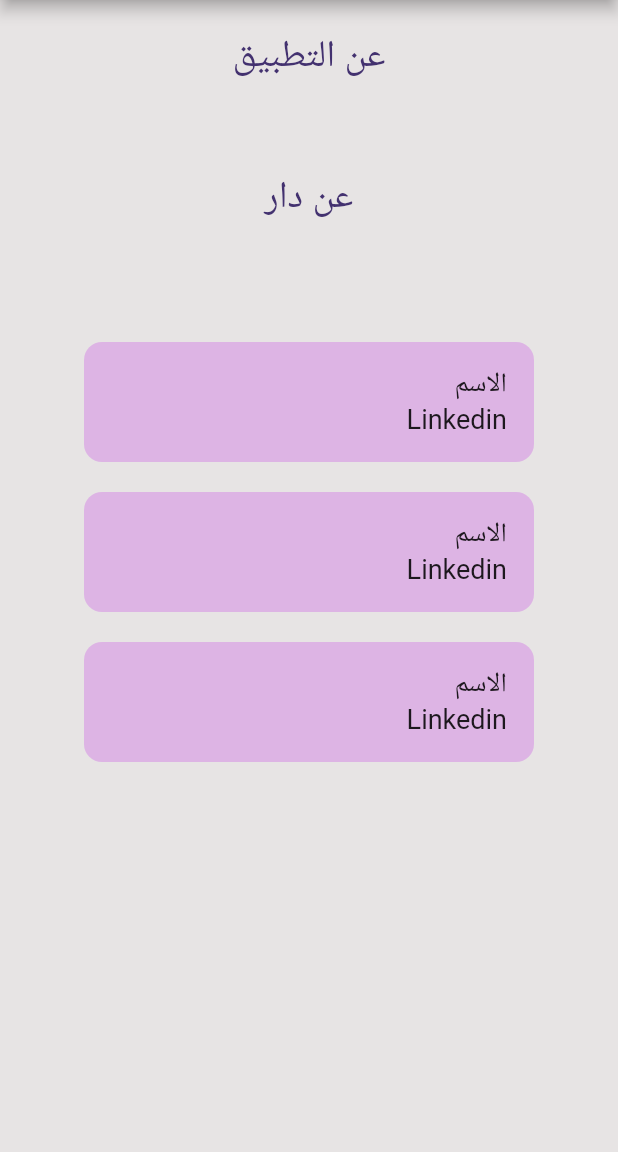
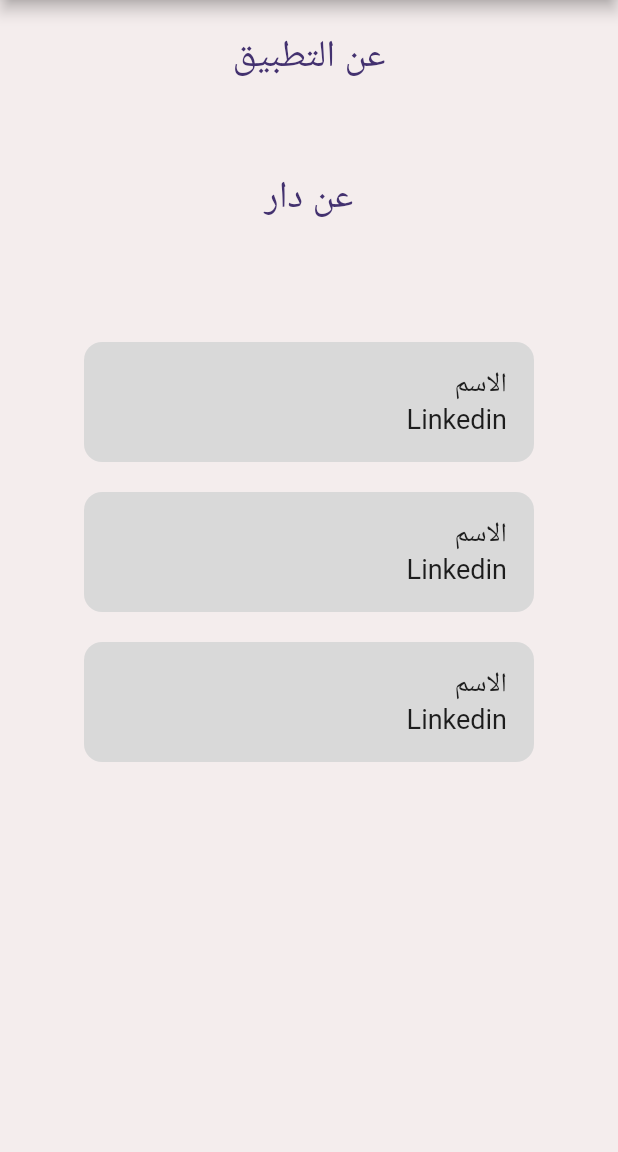
Before and after one commit to mayaalqurshi/dar-app, a Flutter app: the HomePage screen opened directly, after a tap on the "menu" icon, after a tap on "نبذة عننا", on a phone screen of 412 x 824 dp, the part 84-1236 px from its top. Run offline on Flutter 3.47's test engine with Material 2 defaults, Android fonts, the phone set to English and light mode, and no system bars; our stand-ins replace google_fonts; network calls fail.

Commit message:
update dar-app and drawer

```diff
--- a/lib/components/dar_drawer.dart
+++ b/lib/components/dar_drawer.dart
@@ -1,7 +1,8 @@
-import 'package:dar/pages/about_us.dart';
-import 'package:dar/pages/home_page.dart';
-import 'package:dar/pages/other_services_pages/other_services_page.dart';
 import 'package:flutter/material.dart';
+
+import '../pages/about_us.dart';
+import '../pages/home_page.dart';
+import '../pages/other_services_pages/other_services_page.dart';
 
 class DarDrawer extends StatelessWidget {
   const DarDrawer({
@@ -16,7 +17,7 @@
         children: [
           const DrawerHeader(
             decoration: BoxDecoration(
-              color: Colors.grey,
+              color: Color(0xFFD9D9D9),
             ),
             child: Text('لوقو'),
           ),
--- a/lib/components/developer_card.dart
+++ b/lib/components/developer_card.dart
@@ -10,7 +10,7 @@
       height: 80,
       width: 300,
       decoration: BoxDecoration(
-        color: const Color.fromARGB(255, 221, 180, 228),
+        color: const Color(0xffD9D9D9),
         borderRadius: BorderRadius.circular(12),
       ),
       child: Column(
--- a/lib/pages/about_us.dart
+++ b/lib/pages/about_us.dart
@@ -49,7 +49,7 @@
           ],
         ),
       ),
-      backgroundColor: const Color.fromARGB(255, 231, 228, 228),
+      backgroundColor: const Color(0xffF4EDED),
     );
   }
 }
```
Also changed, not shown: lib/dar_app.dart (+5 -3 lines).
